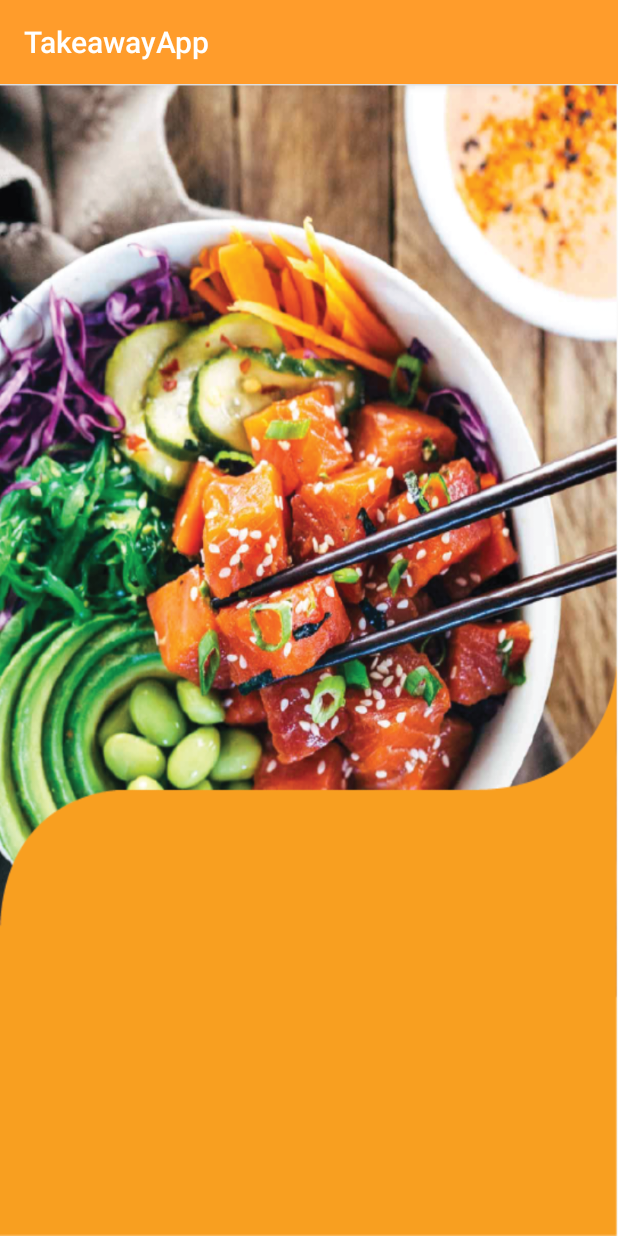
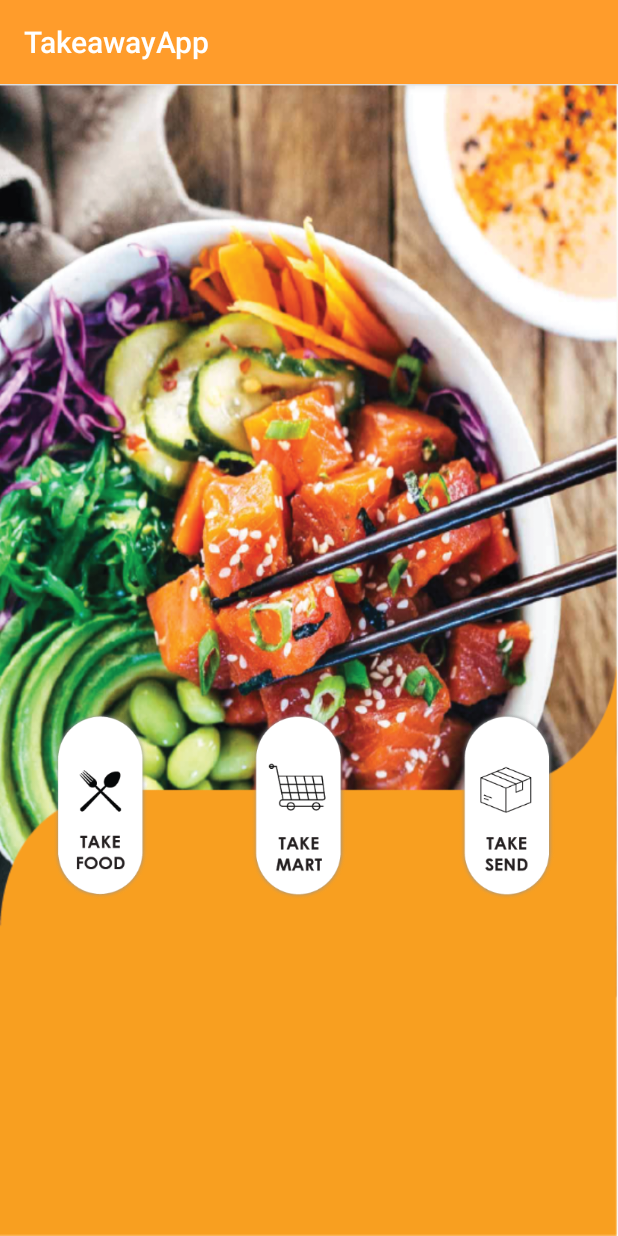
Before and after one commit to alisha-budhathoki/TakeAwayApp, an Android app: the MainActivity screen opened directly, with no data from a screen before it, on a phone screen of 412 x 824 dp. Run offline under Robolectric (Android 15) with nearby library versions, the phone set to English and light mode, and no system bars; our stand-ins replace sdp/ssp sizes.

Commit message:
adding home screen

```diff
--- /dev/null
+++ b/app/src/main/res/drawable/circle_border.xml
@@ -0,0 +1,7 @@
+<?xml version="1.0" encoding="UTF-8"?>
+<shape xmlns:android="http://schemas.android.com/apk/res/android">
+    <solid android:color="#ffffffff"/>
+
+    <corners android:bottomRightRadius="100dp" android:bottomLeftRadius="100dp"
+        android:topLeftRadius="100dp" android:topRightRadius="100dp"/>
+</shape>
--- a/app/src/main/res/layout/activity_main.xml
+++ b/app/src/main/res/layout/activity_main.xml
@@ -7,4 +7,71 @@
     android:background="@drawable/bckgrnd_mn"
     tools:context=".MainActivity">
 
+        <ScrollView
+            android:layout_width="match_parent"
+            android:layout_height="wrap_content"
+            app:layout_constraintStart_toStartOf="parent"
+            app:layout_constraintTop_toTopOf="parent"
+            app:layout_constraintEnd_toEndOf="parent">
+
+<androidx.constraintlayout.widget.ConstraintLayout
+    android:layout_width="match_parent"
+    android:layout_height="wrap_content">
+        <FrameLayout
+            android:id="@+id/menuTkFood"
+            android:layout_width="@dimen/_100sdp"
+            android:layout_height="@dimen/_180sdp"
+            android:layout_marginLeft="2dp"
+            android:layout_marginTop="@dimen/_280sdp"
+            android:layout_marginRight="2dp"
+            app:layout_constraintStart_toStartOf="parent"
+            app:layout_constraintTop_toTopOf="parent">
+
+                <ImageView
+                    android:layout_width="match_parent"
+                    android:layout_height="match_parent"
+                    android:scaleType="centerCrop"
+                    android:src="@drawable/take_food" />
+
+        </FrameLayout>
+
+        <FrameLayout
+            android:id="@+id/menuTkMart"
+            android:layout_width="@dimen/_100sdp"
+            android:layout_height="@dimen/_180sdp"
+            android:layout_marginLeft="2dp"
+            android:layout_marginTop="@dimen/_280sdp"
+            android:layout_marginRight="2dp"
+            app:layout_constraintStart_toEndOf="@+id/menuTkFood"
+            app:layout_constraintTop_toTopOf="parent">
+
+                <ImageView
+                    android:layout_width="match_parent"
+                    android:layout_height="match_parent"
+                    android:scaleType="centerCrop"
+                    android:src="@drawable/take_mart" />
+
+        </FrameLayout>
+
+        <FrameLayout
+            android:id="@+id/menuTkSnd"
+            android:layout_width="@dimen/_100sdp"
+            android:layout_height="@dimen/_180sdp"
+            android:layout_marginLeft="2dp"
+            android:layout_marginTop="@dimen/_280sdp"
+            android:layout_marginRight="2dp"
+            app:layout_constraintEnd_toEndOf="parent"
+            app:layout_constraintStart_toEndOf="@+id/menuTkMart"
+            app:layout_constraintTop_toTopOf="parent">
+
+                <ImageView
+                    android:layout_width="match_parent"
+                    android:layout_height="match_parent"
+                    android:scaleType="centerCrop"
+                    android:src="@drawable/take_sent" />
+
+        </FrameLayout>
 </androidx.constraintlayout.widget.ConstraintLayout>
+        </ScrollView>
+
+</androidx.constraintlayout.widget.ConstraintLayout>
```
Also changed, not shown: app/src/main/res/drawable-xhdpi/take_food.png (added), app/src/main/res/drawable-xhdpi/take_mart.png (added), app/src/main/res/drawable-xhdpi/take_sent.png (added), app/src/main/res/drawable-xxhdpi/take_food.png (added), app/src/main/res/drawable-xxhdpi/take_mart.png (added), app/src/main/res/drawable-xxhdpi/take_sent.png (added), app/src/main/res/drawable/take_food.png (added), app/src/main/res/drawable/take_mart.png (added), app/src/main/res/drawable/take_sent.png (added).
